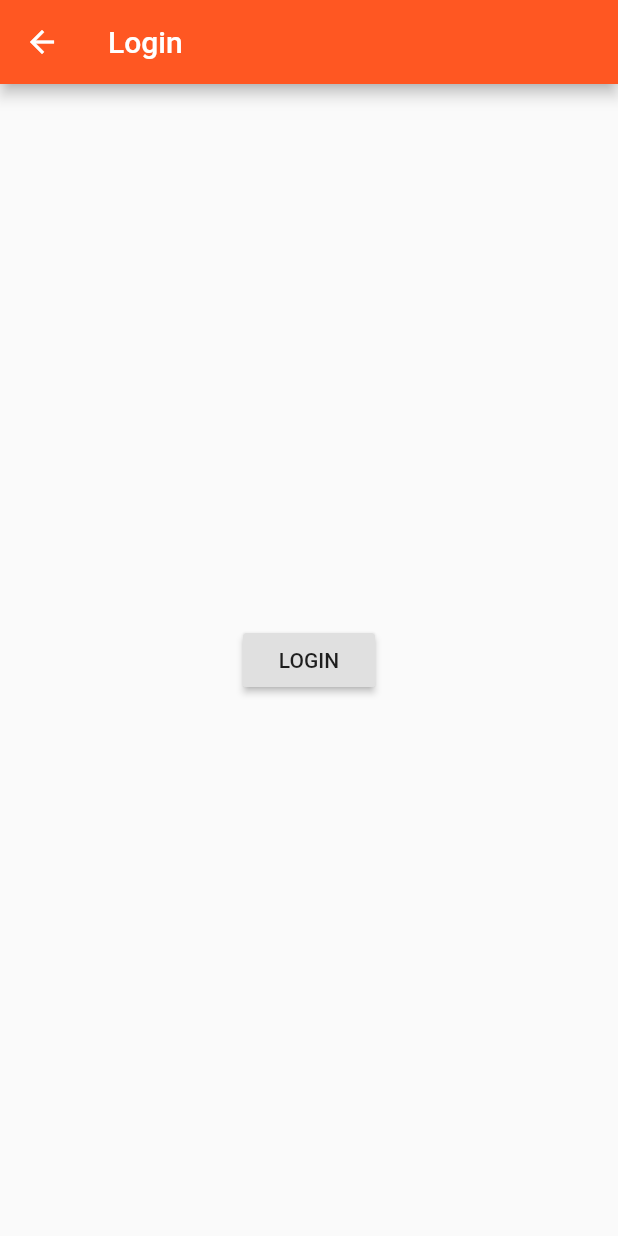
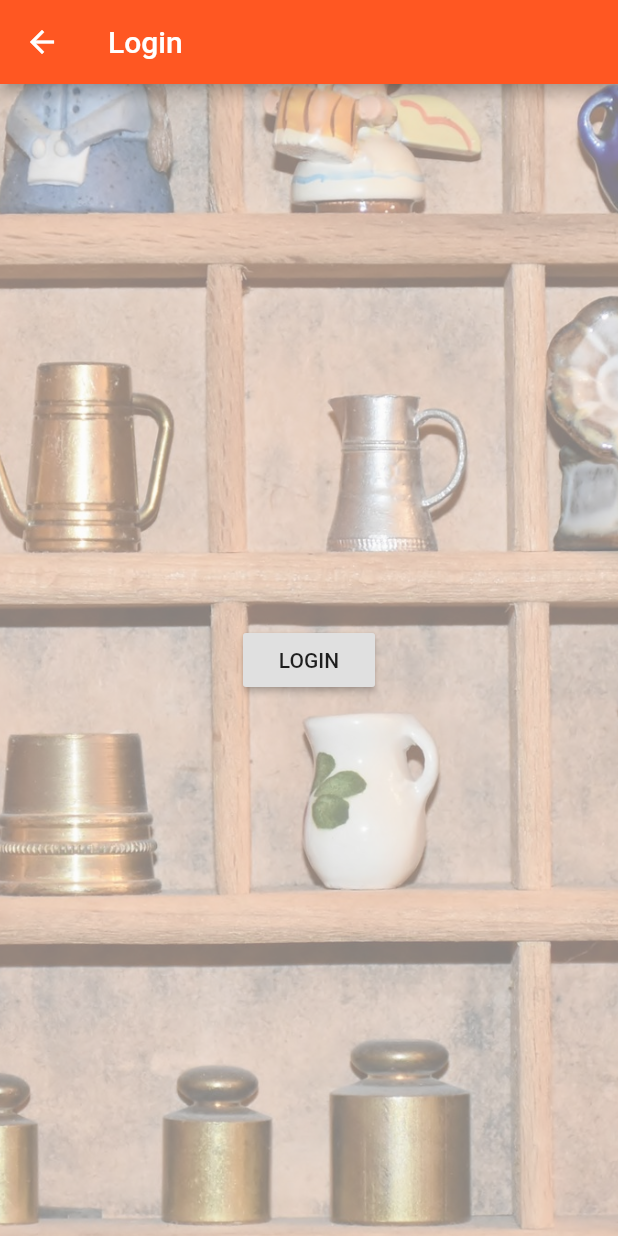
Before and after one commit to fardeen9983/Flutter-Projects, a Flutter app: the AuthPage screen opened directly, on a phone screen of 412 x 824 dp. Run offline on Flutter 3.47's test engine with Material 2 defaults, Android fonts, the phone set to English and light mode, and no system bars.

Commit message:
Price tag added to Products and background image in auth page

```diff
--- a/easy_list/lib/pages/auth.dart
+++ b/easy_list/lib/pages/auth.dart
@@ -9,6 +9,12 @@ class AuthPage extends StatelessWidget {
         title: Text("Login"),
       ),
       body: Container(
+        decoration: BoxDecoration(
+            image: DecorationImage(
+                image: AssetImage("assets/background.jpg"),
+                fit: BoxFit.cover,
+                colorFilter: ColorFilter.mode(
+                    Colors.black.withOpacity(0.5), BlendMode.dstATop))),
         alignment: Alignment.center,
         child: RaisedButton(
           child: Text("LOGIN"),
--- a/easy_list/pubspec.yaml
+++ b/easy_list/pubspec.yaml
@@ -43,6 +43,7 @@ flutter:
   # To add assets to your application, add an assets section, like this:
   assets:
     - assets/food.jpg
+    - assets/background.jpg
   #  - images/a_dot_ham.jpeg
 
   # An image asset can refer to one or more resolution-specific "variants", see
```
Also changed, not shown: easy_list/lib/products.dart (+33 -3 lines), easy_list/assets/background.jpg (added).
